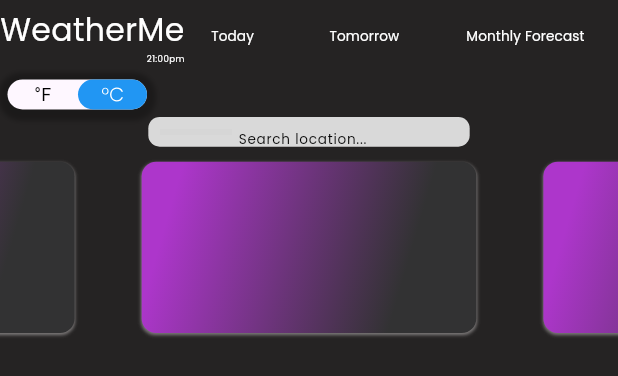
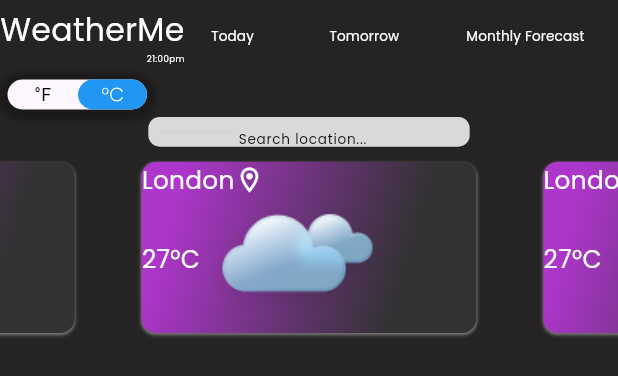
Before and after one commit to JohnOlorunsogo/WeatherMe-Website-UI-Design, a Flutter app: the DesktopLayout widget shown alone on an empty page, opened directly, on a phone screen of 412 x 824 dp. Shown: the top 376 px of the screen. Run offline on Flutter 3.47's test engine with Material 2 defaults, Android fonts, the light colour scheme and no system bars; drawn by our look-alikes of animated_toggle_switch; our stand-ins replace flutter_svg, google_fonts; grey boxes are pictures that could not be loaded.

Commit message:
weatherme web  template design

```diff
--- a/lib/desktop_layout.dart
+++ b/lib/desktop_layout.dart
@@ -102,8 +102,7 @@ class DesktopLayout extends StatelessWidget {
                 ],
               ),
 
-//search bar
-
+              //search bar
               Container(
                 width: size.width * 0.52,
                 height: size.width * 0.048,
@@ -154,11 +153,15 @@ class DesktopLayout extends StatelessWidget {
                   scrollDirection: Axis.horizontal,
                   children: [
                     WeatherCard(size: size),
-                    // SizedBox(width: size.width * 0.001),
                     WeatherCard(size: size),
                     WeatherCard(size: size),
                   ],
                 ),
+
+                //time weather data
+              ),
+              const Row(
+                children: [],
               )
             ],
           )
@@ -264,6 +267,39 @@ class WeatherCard extends StatelessWidget {
             )
           ],
         ),
+
+        child: Column(
+          children: [
+            Row(
+              children: [
+                Text(
+                  "London",
+                  style: GoogleFonts.poppins(
+                    color: Colors.white,
+                    fontSize: size.width * 0.04,
+                    fontWeight: FontWeight.w400,
+                  ),
+                ),
+                const Icon(Icons.location_on_outlined,
+                    color: Colors.white, size: 20),
+              ],
+            ),
+            Row(
+              children: [
+                Image.asset('assets/🦆 icon _temperature_.png'),
+                Text(
+                  '27°C',
+                  style: GoogleFonts.poppins(
+                    color: Colors.white,
+                    fontSize: size.width * 0.04,
+                    fontWeight: FontWeight.w400,
+                  ),
+                ),
+                Image.asset('assets/Cloud2.png'),
+              ],
+            )
+          ],
+        ),
       ),
     );
   }
```
Also changed, not shown: assets/Cloud1.png (renamed from assets/Cloud (1).png), assets/Cloud2.png (added).
